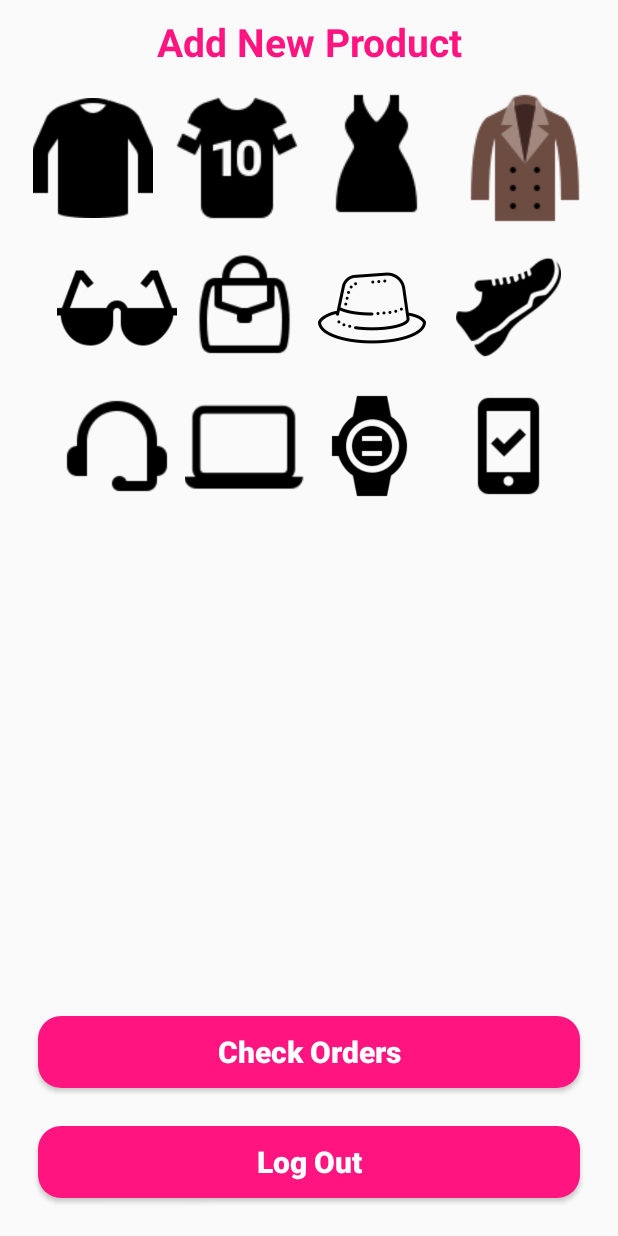
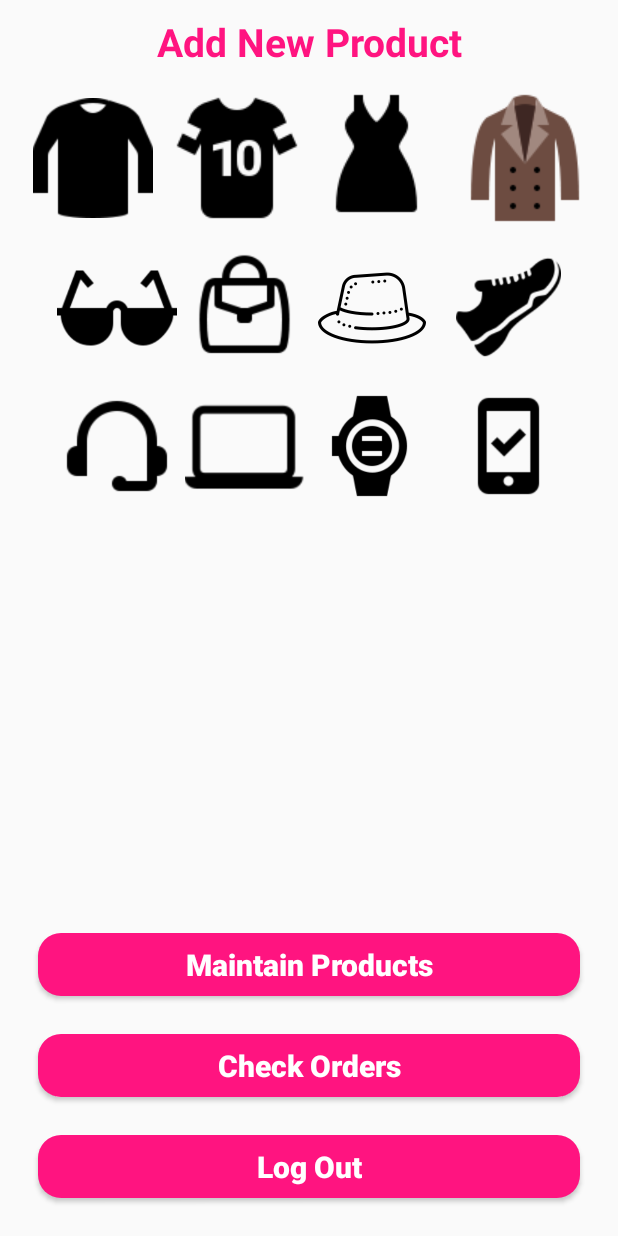
Before and after one commit to woupyie/Thrifty, an Android app: the AdminCategoryActivity screen opened directly, with no data from a screen before it, on a phone screen of 412 x 824 dp. Run offline under Robolectric (Android 15) with nearby library versions, the phone set to English and light mode, and no system bars.

Commit message:
Created Admin Maintain Activity where admin maintains products records

```diff
--- a/app/src/main/AndroidManifest.xml
+++ b/app/src/main/AndroidManifest.xml
@@ -12,7 +12,8 @@
         android:roundIcon="@mipmap/ic_launcher_round"
         android:supportsRtl="true"
         android:theme="@style/AppTheme">
-        <activity android:name=".SearchProductsActivity"></activity>
+        <activity android:name=".AdminMaintainProductsActivity"></activity>
+        <activity android:name=".SearchProductsActivity" />
         <activity android:name=".AdminUserProductsActivity" />
         <activity android:name=".AdminNewOrdersActivity" />
         <activity android:name=".ConfirmFinalOrderActivity" />
--- a/app/src/main/java/com/woupyie/thrifty/AdminCategoryActivity.java
+++ b/app/src/main/java/com/woupyie/thrifty/AdminCategoryActivity.java
@@ -14,7 +14,7 @@ public class AdminCategoryActivity extends AppCompatActivity {
     private ImageView glasses, hatsCaps, walletsBagsPurses,shoes ;
     private ImageView headPhonesHandsFree, laptops, watches, mobilePhones;
 
-    private Button logoutBtn, checkOrdersBtn;
+    private Button logoutBtn, checkOrdersBtn, maintainButton ;
 
     @Override
     protected void onCreate(Bundle savedInstanceState) {
@@ -23,6 +23,17 @@ public class AdminCategoryActivity extends AppCompatActivity {
 
         logoutBtn = findViewById(R.id.admin_logout_btn);
         checkOrdersBtn = findViewById(R.id.check_orders_btn);
+        maintainButton = findViewById(R.id.maintain_btn);
+
+        maintainButton.setOnClickListener(new View.OnClickListener() {
+            @Override
+            public void onClick(View v) {
+
+                Intent intent = new Intent(AdminCategoryActivity.this, HomeActivity.class);
+                intent.putExtra("Admin", "Admin");
+                startActivity(intent);
+            }
+        });
 
         logoutBtn.setOnClickListener(new View.OnClickListener() {
             @Override
--- a/app/src/main/res/layout/activity_admin_category.xml
+++ b/app/src/main/res/layout/activity_admin_category.xml
@@ -145,9 +145,25 @@
     </LinearLayout>
 
     <Button
+        android:id="@+id/maintain_btn"
+        android:layout_width="match_parent"
+        android:layout_height="42dp"
+        android:layout_marginLeft="25dp"
+        android:layout_marginRight="25dp"
+        android:layout_above="@+id/check_orders_btn"
+        android:background="@drawable/buttons"
+        android:text="Maintain Products"
+        android:textSize="20dp"
+        android:textStyle="bold"
+        android:textAllCaps="false"
+        android:textColor="@android:color/white"/>
+
+
+    <Button
         android:id="@+id/check_orders_btn"
         android:layout_width="match_parent"
-        android:layout_height="wrap_content"
+        android:layout_height="42dp"
+        android:layout_marginTop="25dp"
         android:layout_marginLeft="25dp"
         android:layout_marginRight="25dp"
         android:layout_above="@+id/admin_logout_btn"
@@ -159,10 +175,11 @@
         android:textColor="@android:color/white"/>
 
 
+
     <Button
         android:id="@+id/admin_logout_btn"
         android:layout_width="match_parent"
-        android:layout_height="wrap_content"
+        android:layout_height="42dp"
         android:layout_margin="25dp"
         android:layout_alignParentBottom="true"
         android:background="@drawable/buttons"
```
Also changed, not shown: app/src/main/java/com/woupyie/thrifty/AdminMaintainProductsActivity.java (added, +29 -0 lines), app/src/main/java/com/woupyie/thrifty/HomeActivity.java (+29 -6 lines), app/src/main/res/layout/activity_admin_maintain_products.xml (added, +83 -0 lines).
